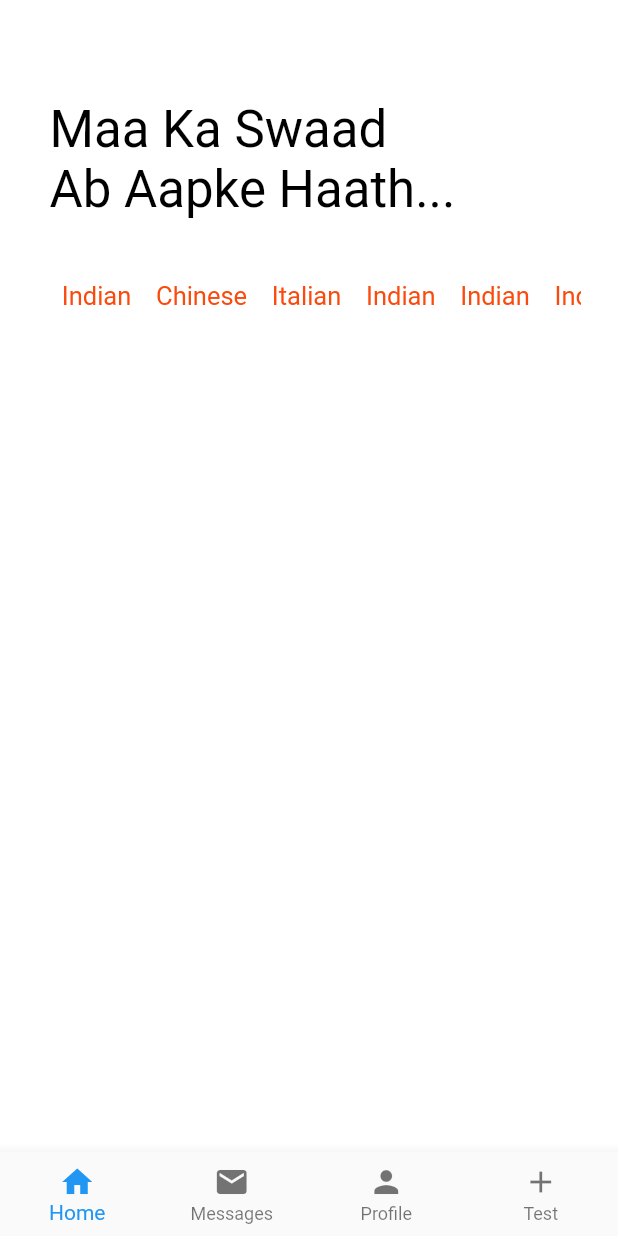
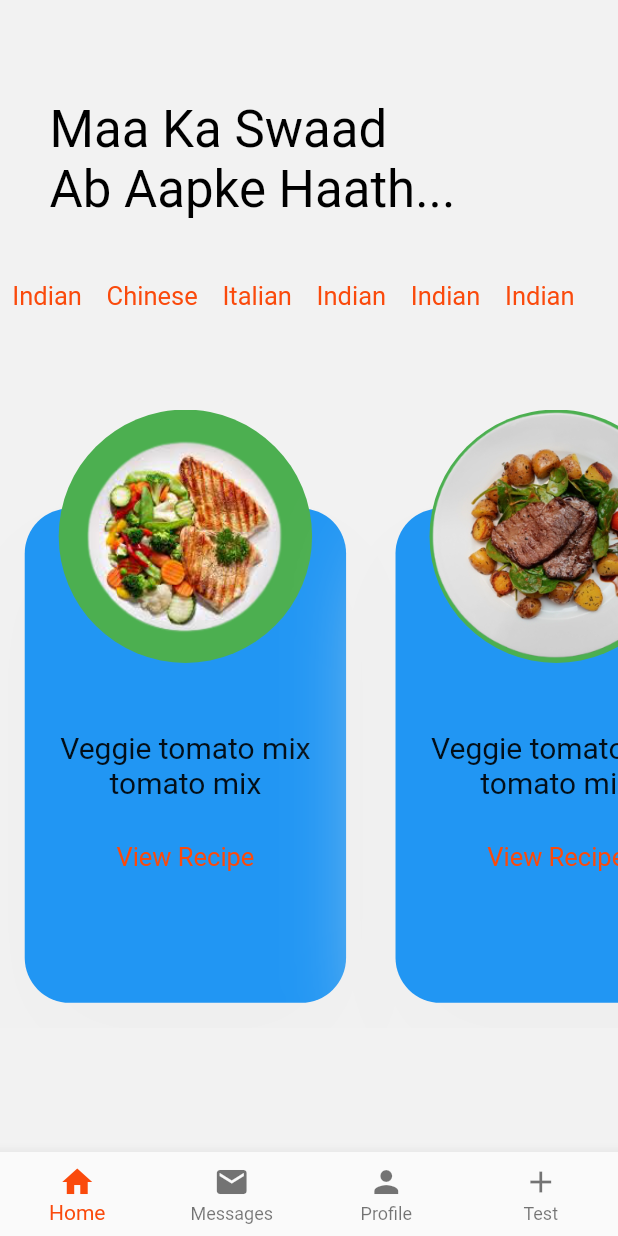
Before and after one commit to kashish1211/Raaz-E-Rasoi, a Flutter app: the screen it shows after launch, on a phone screen of 412 x 824 dp. Run offline on Flutter 3.47's test engine with Material 2 defaults, Android fonts, the light colour scheme and no system bars.

Commit message:
Recipe List box  added
Co-authored-by: shubh1605 <shubh1605@users.noreply.github.com>
Co-authored-by: HarshitJain28 <HarshitJain28@users.noreply.github.com>

```diff
--- a/lib/main.dart
+++ b/lib/main.dart
@@ -1,5 +1,4 @@
 import 'package:flutter/material.dart';
-import 'package:raaz_e_rasoi/widgets/search.dart';
 
 import './widgets/signup.dart';
 import './widgets/login.dart';
--- a/lib/widgets/bottom_navbar.dart
+++ b/lib/widgets/bottom_navbar.dart
@@ -6,6 +6,7 @@ class BottomNavbar extends StatelessWidget {
     return BottomNavigationBar(
       currentIndex: 0, // this will be set when a new tab is tapped
       type: BottomNavigationBarType.fixed,
+      selectedItemColor: Color(0xfffa4a0c),
       items: [
         BottomNavigationBarItem(
           icon: new Icon(Icons.home),
--- a/lib/widgets/recipe_list.dart
+++ b/lib/widgets/recipe_list.dart
@@ -1,7 +1,6 @@
-import 'package:flappy_search_bar/flappy_search_bar.dart';
 import 'package:flutter/material.dart';
-import 'package:raaz_e_rasoi/widgets/search.dart';
 import './bottom_navbar.dart';
+import './recipe_list_container.dart';
 
 class RecipeList extends StatelessWidget {
   @override
@@ -13,20 +12,25 @@ class RecipeList extends StatelessWidget {
         width: double.infinity,
         padding: EdgeInsets.only(
           top: queryData.size.height * 0.08,
-          left: queryData.size.width * 0.08,
+          //
         ),
         decoration: BoxDecoration(
-          color: Colors.white,
+          color: Color(0xfff2f2f2),
         ),
         child: Column(
           children: [
-            Align(
+            Padding(
+              padding: EdgeInsets.only(
+                left: queryData.size.width * 0.08,
+              ),
+              child: Align(
                 alignment: Alignment.centerLeft,
                 child: Text(
                   "Maa Ka Swaad \nAb Aapke Haath...",
                   style: TextStyle(
                     color: Colors.black,
                     fontSize: 34,
+                  ),
                 ),
               ),
             ),
@@ -141,6 +145,20 @@ class RecipeList extends StatelessWidget {
                 ),
               ),
             ),
+            SizedBox(height: queryData.size.height * 0.08),
+            Container(
+              child: SingleChildScrollView(
+                scrollDirection: Axis.horizontal,
+                child: Row(
+                  mainAxisAlignment: MainAxisAlignment.spaceBetween,
+                  children: [
+                    RecipeListContainer('grill'),
+                    RecipeListContainer('demodish'),
+                    RecipeListContainer('grill'),
+                  ],
+                ),
+              ),
+            )
           ],
         ),
       ),
--- /dev/null
+++ b/lib/widgets/recipe_list_container.dart
@@ -0,0 +1,125 @@
+import 'package:flutter/material.dart';
+
+class RecipeListContainer extends StatelessWidget {
+  final String dish;
+  RecipeListContainer(this.dish);
+  @override
+  Widget build(BuildContext context) {
+    MediaQueryData queryData;
+    queryData = MediaQuery.of(context);
+    return Container(
+      width: queryData.size.width * 0.6,
+      height: queryData.size.height * 0.5,
+      child: Stack(
+        children: [
+          Positioned.fill(
+            child: Align(
+              alignment: Alignment.bottomLeft,
+              child: Container(
+                margin: EdgeInsets.symmetric(
+                    horizontal: queryData.size.width * 0.04,
+                    vertical: queryData.size.height * 0.02),
+                width: queryData.size.width * 0.6,
+                height: queryData.size.height * 0.4,
+                decoration: BoxDecoration(
+                  borderRadius: BorderRadius.circular(30),
+                  boxShadow: [
+                    BoxShadow(
+                      color: Colors.grey.shade200,
+                      blurRadius: 60,
+                      offset: Offset(0, 30),
+                    ),
+                  ],
+                  color: Colors.blue,
+                ),
+                padding: EdgeInsets.only(
+                  top: queryData.size.height * 0.1,
+                ),
+                child: Column(
+                  mainAxisSize: MainAxisSize.min,
+                  mainAxisAlignment: MainAxisAlignment.center,
+                  crossAxisAlignment: CrossAxisAlignment.center,
+                  children: [
+                    SizedBox(
+                      width: queryData.size.width * 0.5,
+                      height: queryData.size.height * 0.09,
+                      child: Opacity(
+                        opacity: 0.90,
+                        child: Text(
+                          "Veggie tomato mix tomato mix",
+                          textAlign: TextAlign.center,
+                          style: TextStyle(
+                            color: Colors.black,
+                            fontSize: 20,
+                          ),
+                        ),
+                      ),
+                    ),
+                    SizedBox(
+                      width: queryData.size.width * 0.35,
+                      height: queryData.size.height * 0.05,
+                      child: Text(
+                        "View Recipe",
+                        textAlign: TextAlign.center,
+                        style: TextStyle(
+                          color: Color(0xfffa4a0c),
+                          fontSize: 17,
+                        ),
+                      ),
+                    ),
+                  ],
+                ),
+              ),
+            ),
+          ),
+          Positioned.fill(
+            child: Align(
+              alignment: Alignment.topCenter,
+              child: Container(
+                width: queryData.size.width * 0.45,
+                height: queryData.size.height * 0.25,
+                child: Stack(
+                  children: [
+                    Container(
+                      margin: EdgeInsets.only(
+                          bottom: queryData.size.height * 0.045),
+                      width: queryData.size.width * 0.75,
+                      height: queryData.size.height * 0.35,
+                      decoration: BoxDecoration(
+                        shape: BoxShape.circle,
+                        color: Colors.green,
+                      ),
+                      child: FittedBox(
+                        child: Image.asset(
+                          'assets/images/${dish}.png',
+                          fit: BoxFit.fill,
+                          // height: queryData.size.height * 0.5,
+                        ),
+                      ),
+                    ),
+                    // Positioned.fill(
+                    //   child: Align(
+                    //     alignment: Alignment.topLeft,
+                    //     child: Container(
+                    //       margin: EdgeInsets.only(
+                    //           bottom: queryData.size.height * 0.05),
+                    //       width: queryData.size.width * 0.75,
+                    //       height: queryData.size.height * 0.35,
+                    //       child: Image.asset(
+                    //         'assets/images/${dish}.png',
+                    //         fit: BoxFit.fitHeight,
+                    //         // height: queryData.size.height * 0.5,
+                    //       ),
+                    //     ),
+                    //   ),
+                    // ),
+                  ],
+                ),
+              ),
+            ),
+          ),
+        ],
+      ),
+    );
+  }
+}
--- a/lib/widgets/search.dart
+++ /dev/null
@@ -1,14 +0,0 @@
-import 'package:flappy_search_bar/flappy_search_bar.dart';
-import 'package:flutter/material.dart';
-
-class Test extends StatelessWidget {
-  @override
-  Widget build(BuildContext context) {
-    return SafeArea(
-      child: Padding(
-        padding: const EdgeInsets.symmetric(horizontal: 20),
-        child: SearchBar(),
-      ),
-    );
-  }
-}
--- a/pubspec.yaml
+++ b/pubspec.yaml
@@ -57,6 +57,7 @@ flutter:
     - assets/images/logo.png
     - assets/images/india.png
     - assets/images/demodish.png
+    - assets/images/grill.png
   #   - images/a_dot_ham.jpeg
 
   # An image asset can refer to one or more resolution-specific "variants", see
```
Also changed, not shown: assets/images/grill.png (added). Lines whose indentation alone changed are shown as unchanged.
